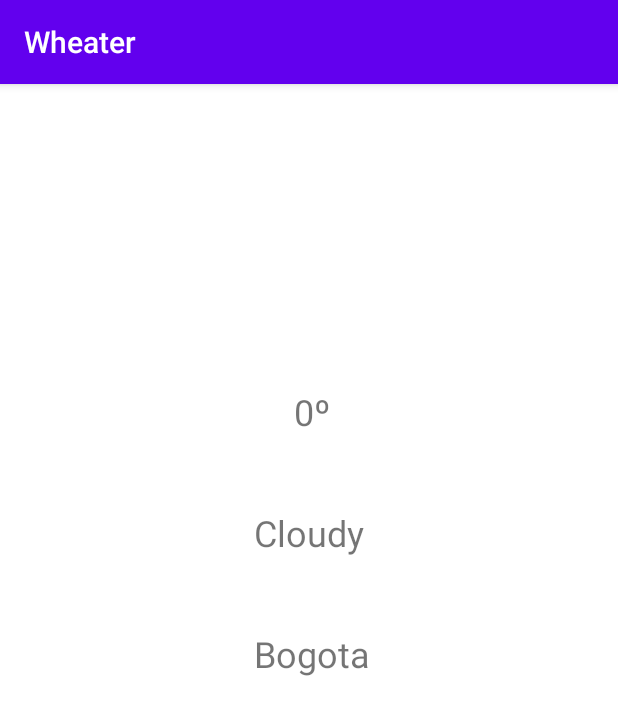
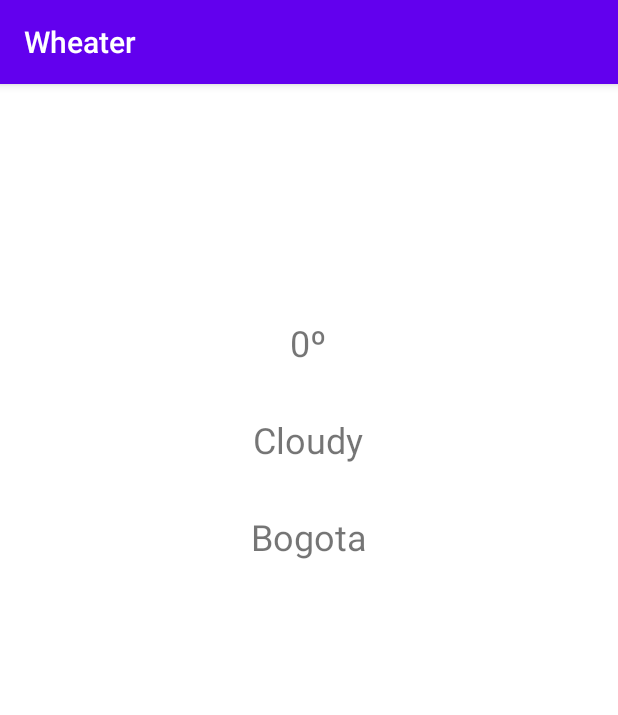
Before and after one commit to Evan-ploop17/Weather, an Android app: the screen it shows after launch (MainActivity), after a tap on "WHEATER FROM BOGOTA", on a phone screen of 412 x 824 dp. Shown: the top 715 px of the screen. Run offline under Robolectric (Android 15) with nearby library versions, the phone set to English and light mode, and no system bars; our stand-ins replace Volley; network calls fail.

Commit message:
Se deben Anexar todas las ciudades

```diff
--- a/app/src/main/java/com/example/clima/Cities.kt
+++ b/app/src/main/java/com/example/clima/Cities.kt
@@ -14,14 +14,14 @@ class Cities : AppCompatActivity() {
 
         btnBogota.setOnClickListener {
             val intent = Intent(this, MainActivity::class.java)
-            intent.putExtra("city","Bogota")
+            intent.putExtra("city","3688689")
             startActivity(intent)
         }
 
         btnMedellin.setOnClickListener {
             Toast.makeText(this,"Medellín", Toast.LENGTH_LONG).show()
             val intent = Intent(this, MainActivity::class.java)
-            intent.putExtra("city","Medellin")
+            intent.putExtra("city","3674962")
             startActivity(intent)
         }
 
--- a/app/src/main/java/com/example/clima/MainActivity.kt
+++ b/app/src/main/java/com/example/clima/MainActivity.kt
@@ -21,14 +21,12 @@ class MainActivity : AppCompatActivity() {
 
         if(Network.thereIsNetwork(this)){
             // Execute HTTP request
-                Toast.makeText(this, "Hay red", Toast.LENGTH_LONG).show()
-                requestHTTPVolley("https://api.openweathermap.org/data/2.5/weather?id=3674962&appid=d83db4f259a5b6e14bb72ca03f55742d")
+                Toast.makeText(this, "There is network", Toast.LENGTH_LONG).show()
+                requestHTTPVolley("https://api.openweathermap.org/data/2.5/weather?id=$city&appid=d83db4f259a5b6e14bb72ca03f55742d&units=metric&lang=es")
         }else{
             // Show a message
-
+            Toast.makeText(this, "There is not network", Toast.LENGTH_LONG).show()
         }
-
-
     }
 
     private fun requestHTTPVolley(url:String){
--- a/app/src/main/res/layout/activity_main.xml
+++ b/app/src/main/res/layout/activity_main.xml
@@ -1,5 +1,5 @@
 <?xml version="1.0" encoding="utf-8"?>
-<RelativeLayout xmlns:android="http://schemas.android.com/apk/res/android"
+<androidx.constraintlayout.widget.ConstraintLayout xmlns:android="http://schemas.android.com/apk/res/android"
     xmlns:app="http://schemas.android.com/apk/res-auto"
     xmlns:tools="http://schemas.android.com/tools"
     android:layout_width="match_parent"
@@ -8,36 +8,39 @@
     tools:context=".MainActivity">
 
     <TextView
+        android:id="@+id/textCity"
+        android:layout_width="wrap_content"
+        android:layout_height="wrap_content"
+        android:layout_marginTop="32dp"
+        android:text="@string/city"
+        android:textSize="24sp"
+        app:layout_constraintEnd_toEndOf="parent"
+        app:layout_constraintStart_toStartOf="parent"
+        app:layout_constraintTop_toBottomOf="@+id/textState" />
+
+    <TextView
         android:id="@+id/textDegrees"
         android:layout_width="wrap_content"
         android:layout_height="wrap_content"
-        android:layout_above="@+id/textState"
-        android:layout_alignParentEnd="true"
-        android:layout_marginEnd="192dp"
-        android:layout_marginBottom="48dp"
+        android:layout_marginTop="156dp"
         android:text="@string/degrees"
-        android:textSize="24sp" />
+        android:textSize="24sp"
+        app:layout_constraintEnd_toEndOf="parent"
+        app:layout_constraintHorizontal_bias="0.498"
+        app:layout_constraintStart_toStartOf="parent"
+        app:layout_constraintTop_toTopOf="parent" />
 
     <TextView
         android:id="@+id/textState"
         android:layout_width="wrap_content"
         android:layout_height="wrap_content"
-        android:layout_above="@+id/textCity"
-        android:layout_alignParentEnd="true"
-        android:layout_marginEnd="169dp"
-        android:layout_marginBottom="48dp"
+        android:layout_marginTop="32dp"
         android:text="@string/state"
-        android:textSize="24sp" />
+        android:textSize="24sp"
+        app:layout_constraintEnd_toEndOf="parent"
+        app:layout_constraintHorizontal_bias="0.498"
+        app:layout_constraintStart_toStartOf="parent"
+        app:layout_constraintTop_toBottomOf="@+id/textDegrees" />
 
-    <TextView
-        android:id="@+id/textCity"
-        android:layout_width="wrap_content"
-        android:layout_height="wrap_content"
-        android:layout_alignParentEnd="true"
-        android:layout_alignParentBottom="true"
-        android:layout_marginEnd="165dp"
-        android:layout_marginBottom="372dp"
-        android:text="@string/city"
-        android:textSize="24sp" />
 
-</RelativeLayout>
+</androidx.constraintlayout.widget.ConstraintLayout>
```
